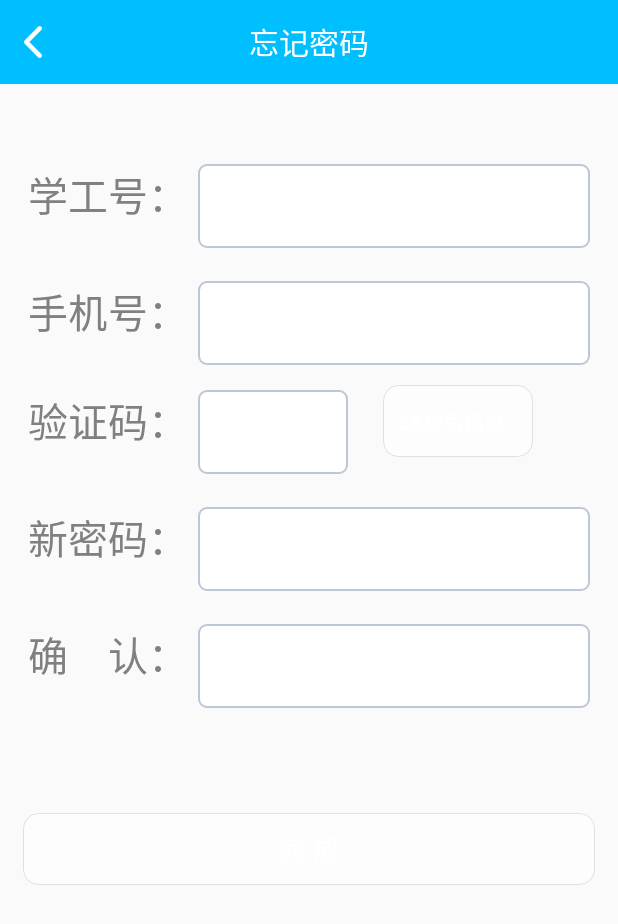
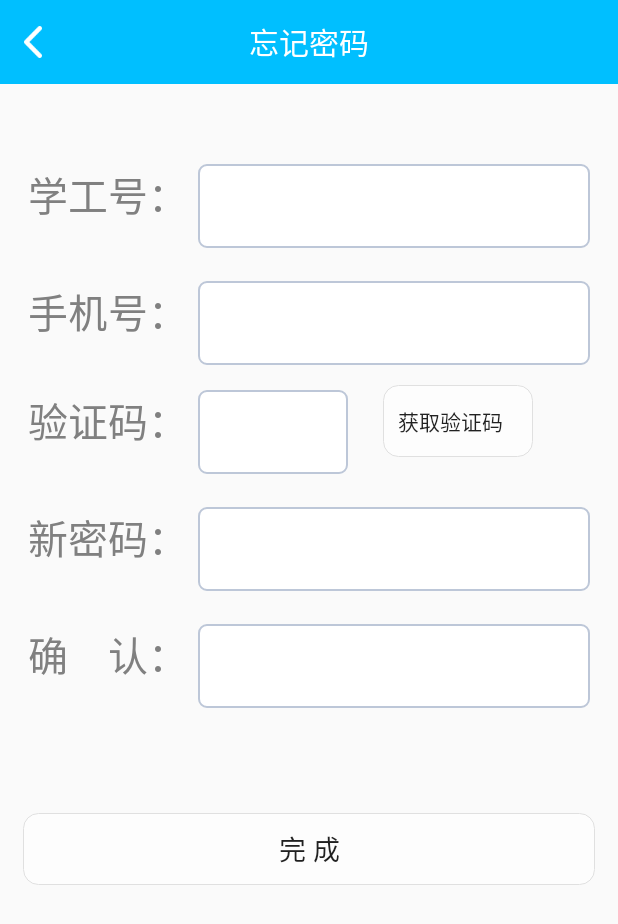
Before and after one commit to ArikShi96/AndroidUI, an Android app: the ForgetPasswordActivity screen opened directly, with no data from a screen before it, after a tap on "获取验证码", on a phone screen of 412 x 824 dp. Shown: the top 924 px of the screen. Run offline under Robolectric (Android 15) with nearby library versions, the phone set to English and light mode, and no system bars; libraries missing offline, so code that uses them is left out: com.loopj.android, cz.msebera.android.

Commit message:
用户模块接口替换和部分bug修理

```diff
--- a/app/src/main/java/com/example/root/experimentassistant/ThirdLevel/ForgetPasswordActivity.java
+++ b/app/src/main/java/com/example/root/experimentassistant/ThirdLevel/ForgetPasswordActivity.java
@@ -17,6 +17,7 @@ import android.widget.TextView;
 import android.widget.Toast;
 
 import com.example.root.experimentassistant.Internet.ExperimentHttpClient;
+import com.example.root.experimentassistant.Model.User;
 import com.example.root.experimentassistant.R;
 import com.example.root.experimentassistant.StaticSetting.StaticConfig;
 import com.loopj.android.http.AsyncHttpResponseHandler;
@@ -28,11 +29,12 @@ import org.json.JSONObject;
 import java.util.Timer;
 import java.util.TimerTask;
 
+import javax.xml.datatype.Duration;
+
 import cz.msebera.android.httpclient.Header;
 
 public class ForgetPasswordActivity extends AppCompatActivity {
-    private static final String vcode_url = "/user/getvetifycode";
-    private static final String send_url = "/user/forget_password";
+    private static final String send_url = "api/users/ForgetPassword";
 
     private EditText identify;
     private EditText phone_number;
@@ -126,19 +128,15 @@ public class ForgetPasswordActivity extends AppCompatActivity {
         vcode_button.setOnClickListener(new View.OnClickListener() {
             @Override
             public void onClick(View view) {
-                RequestParams params = new RequestParams();
-                params.add("phoneNum", phone_number.getText().toString());
-                ExperimentHttpClient.getInstance().post(vcode_url, params, new AsyncHttpResponseHandler() {
-                    @Override
-                    public void onSuccess(int statusCode, Header[] headers, byte[] responseBody) {
-                        Toast.makeText(ForgetPasswordActivity.this, "发送成功", Toast.LENGTH_LONG).show();
-                    }
+                String phone = phone_number.getText().toString();
+                if (phone.isEmpty()) {
+                    Toast.makeText(ForgetPasswordActivity.this,
+                            "请先输入手机号",
+                            Toast.LENGTH_SHORT).show();
+                    return;
+                }
+                User.getInstance().getVertifyCode(phone);
 
-                    @Override
-                    public void onFailure(int statusCode, Header[] headers, byte[] responseBody, Throwable error) {
-                        Toast.makeText(ForgetPasswordActivity.this, "发送失败", Toast.LENGTH_LONG).show();
-                    }
-                });
                 vcode_button.setClickable(false);
                 TimerTask task=new TimerTask() {
                     private int count=60;
@@ -146,10 +144,10 @@ public class ForgetPasswordActivity extends AppCompatActivity {
                     public void run() {
                         Message mess=new Message();
                         mess.what=count;
+                        count--;
                         handler.sendMessage(mess);
 
-                        count--;
-                        if(count<-1){
+                        if(count <= -1){
                             cancel();
                         }
                     }
@@ -164,9 +162,9 @@ public class ForgetPasswordActivity extends AppCompatActivity {
             public void onClick(View view) {
                 RequestParams params=new RequestParams();
                 params.add("identify", identify.getText().toString());
-                params.add("phone_number", phone_number.getText().toString());
-                params.add("new_password",new_password.getText().toString());
-                params.add("verify_code",vcode.getText().toString());
+                params.add("phoneNumber", phone_number.getText().toString());
+                params.add("newPassword",new_password.getText().toString());
+                params.add("code",vcode.getText().toString());
                 waitting_dialog= StaticConfig.createLoadingDialog(ForgetPasswordActivity.this,"处理中...");
                 ExperimentHttpClient.getInstance().post(send_url,params,new JsonHttpResponseHandler()
                 {
@@ -174,27 +172,22 @@ public class ForgetPasswordActivity extends AppCompatActivity {
                     public void onSuccess(int statusCode, Header[] headers, JSONObject response) {
                         StaticConfig.closeDialog(waitting_dialog);
                         if(statusCode==200){
-                            try{
-                                int code=response.getInt("status");
-                                if(code==0){
-                                    Toast.makeText(ForgetPasswordActivity.this, "修改成功", Toast.LENGTH_LONG).show();
-                                }
-                                else {
-                                    Toast.makeText(ForgetPasswordActivity.this, "修改失败", Toast.LENGTH_LONG).show();
-                                }
-                            }catch (Exception e){
-                                e.printStackTrace();
-                                Toast.makeText(ForgetPasswordActivity.this, "返回码异常", Toast.LENGTH_LONG).show();
-                            }
+                            Toast.makeText(ForgetPasswordActivity.this,
+                                    "修改成功",
+                                    Toast.LENGTH_LONG).show();
                         }else{
                             Toast.makeText(ForgetPasswordActivity.this, "错误的返回码"+statusCode, Toast.LENGTH_LONG).show();
                         }
                     }
 
                     @Override
-                    public void onFailure(int statusCode, Header[] headers, String responseString, Throwable throwable) {
+                    public void onFailure(int statusCode, Header[] headers, Throwable throwable, JSONObject errorResponse) {
                         StaticConfig.closeDialog(waitting_dialog);
-                        Toast.makeText(ForgetPasswordActivity.this, "发送失败"+statusCode, Toast.LENGTH_LONG).show();
+                        String message = errorResponse.optString("message");
+                        if (message.isEmpty()) {
+                            message = "未知原因,修改失败";
+                        }
+                        Toast.makeText(ForgetPasswordActivity.this, message, Toast.LENGTH_LONG).show();
                     }
                 });
             }
--- a/app/src/main/res/layout/activity_experiment.xml
+++ b/app/src/main/res/layout/activity_experiment.xml
@@ -96,13 +96,13 @@
         </LinearLayout>
     </LinearLayout>
 
-    <ImageView
+    <FrameLayout
         android:layout_width="match_parent"
         android:layout_height="1dp"
-        android:background="#505050"
+        android:background="#A0A0A0"
         android:id="@+id/bottom_space"
         android:layout_above="@id/bottom_bar"
-        ></ImageView>
+        />
 
 <FrameLayout
     android:layout_width="wrap_content"
--- a/app/src/main/res/layout/activity_forget_password.xml
+++ b/app/src/main/res/layout/activity_forget_password.xml
@@ -121,7 +121,6 @@
                 android:layout_toRightOf="@id/fg_pw_vcode"
                 android:gravity="center_vertical"
                 android:text="获取验证码"
-                android:textColor="#ffffff"
                 android:id="@+id/fg_pw_vcode_btn" />
         </RelativeLayout>
 
@@ -185,7 +184,6 @@
             android:layout_height="wrap_content"
             android:layout_marginTop="50dp"
             android:text="完 成"
-            android:textColor="#fff"
             android:textSize="18dp"
             android:id="@+id/fg_pw_send"/>
 
--- a/app/src/main/res/layout/modify_password.xml
+++ b/app/src/main/res/layout/modify_password.xml
@@ -127,7 +127,6 @@
             android:background="@drawable/rec_btn_gray"
             android:text="完 成"
             android:textSize="18dp"
-            android:textColor="#fff"
             android:id="@+id/mdf_pw_send"/>
 
     </LinearLayout>
```
Also changed, not shown: app/src/main/java/com/example/root/experimentassistant/Internet/ExperimentHttpClient.java (+8 -2 lines), app/src/main/java/com/example/root/experimentassistant/Model/User.java (+47 -79 lines), app/src/main/java/com/example/root/experimentassistant/SecondLevel/LoginActivity.java (+9 -20 lines), app/src/main/java/com/example/root/experimentassistant/SecondLevel/ModifyPasswordActivity.java (+20 -20 lines), app/src/main/java/com/example/root/experimentassistant/SecondLevel/RegisterActivity.java (+4 -25 lines).
